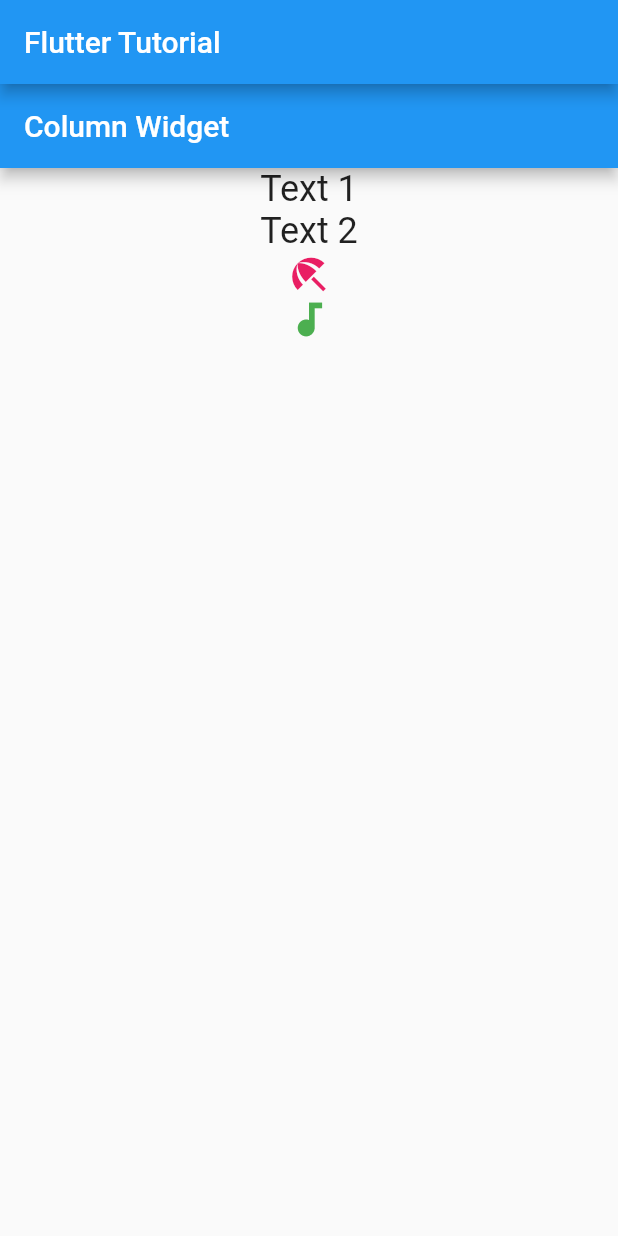
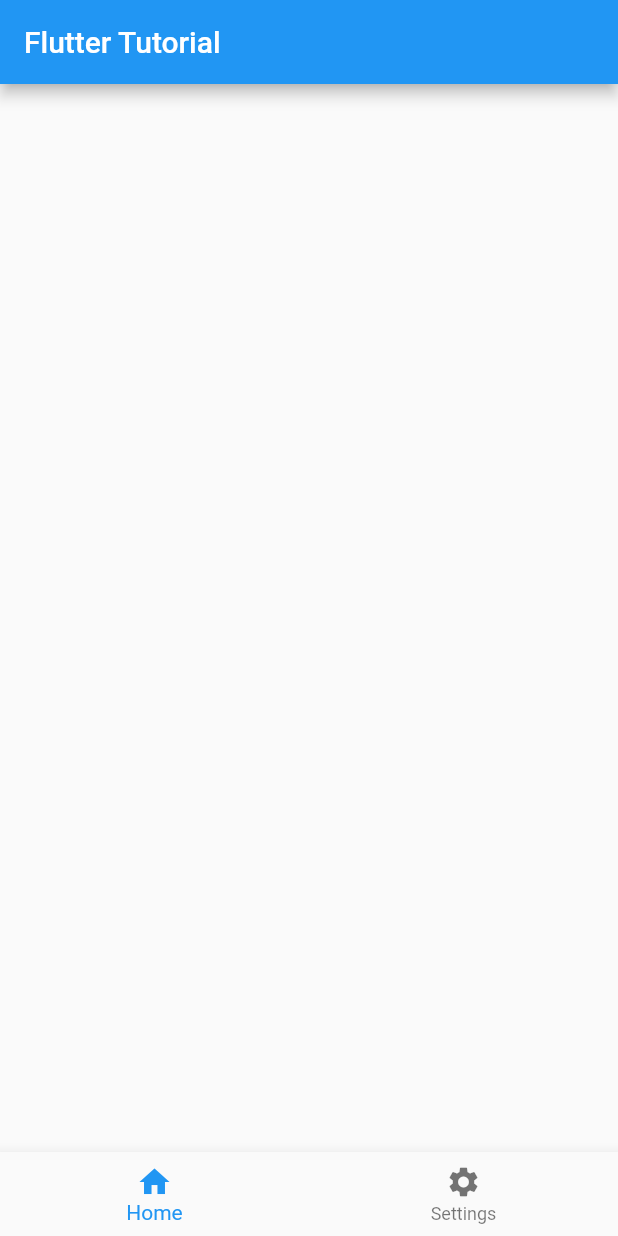
Before and after one commit to markiplagat/flutter_tutorialkart, a Flutter app: the screen it shows after launch, on a phone screen of 412 x 824 dp. Run offline on Flutter 3.47's test engine with Material 2 defaults, Android fonts, the phone set to English and light mode, and no system bars.

Commit message:
Add bottom navigation bar

```diff
--- a/lib/main.dart
+++ b/lib/main.dart
@@ -30,25 +30,18 @@
   @override
   Widget build(BuildContext context) {
     return Scaffold(
-      appBar: AppBar(title: const Text("Column Widget")),
-      body: Center(
-        child: Column(
-          children: const <Widget>[
-            Text('Text 1', style: TextStyle(fontSize: 24.0),),
-            Text('Text 2', style: TextStyle(fontSize: 24.0),),
-            Icon(
-              Icons.beach_access,
-              color: Colors.pink,
-              size: 30.0,
-            ),
-            Icon(
-              Icons.audiotrack,
-              color: Colors.green,
-              size: 30.0,
-            ),
-          ],
-        )
-      )
+      bottomNavigationBar: BottomNavigationBar(
+        items: const [
+          BottomNavigationBarItem(
+            label: "Home",
+            icon: Icon(Icons.home)
+          ),
+          BottomNavigationBarItem(
+            label: "Settings",
+            icon: Icon(Icons.settings)
+          )
+        ],
+      ),
     );
   }
 }
```
